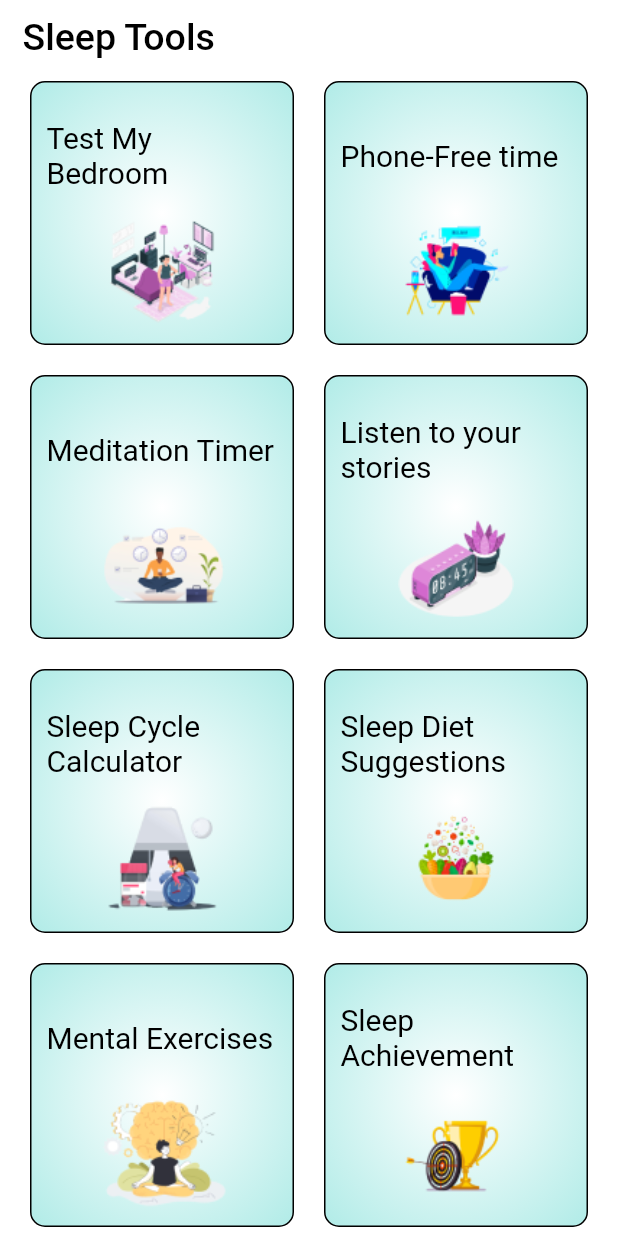
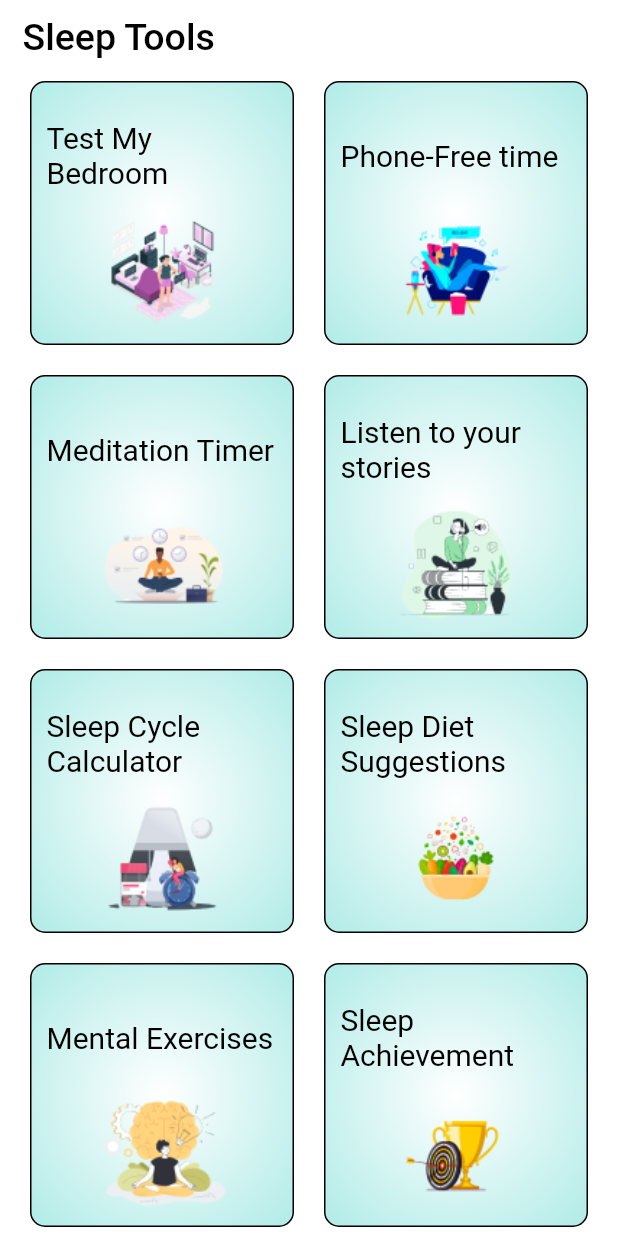
Before and after one commit to aditygrg2/shayan, a Flutter app: the MenuScreen screen opened by its route, on a phone screen of 412 x 824 dp. Run offline on Flutter 3.47's test engine with Material 2 defaults, Android fonts, the phone set to English and light mode, and no system bars; our stand-ins replace flutter_tts, percent_indicator; missing offline and left inert: health, light, volume_controller; network calls fail; Roboto replaces fonts that are missing (JejuGothic).

Commit message:
updated code

```diff
--- a/lib/screens/menu/menu_screen.dart
+++ b/lib/screens/menu/menu_screen.dart
@@ -18,7 +18,7 @@ class MenuScreen extends StatelessWidget {
     {'text': 'Meditation Timer', 'imagePath': 'assets/meditation_timer.png'},
     {
       'text': 'Listen to your stories',
-      'imagePath': 'assets/nap_timer.png',
+      'imagePath': 'assets/listen_to_your_stories.png',
       //'routes': TextToSpeechComponent.routeName
     },
     {
--- a/pubspec.yaml
+++ b/pubspec.yaml
@@ -76,7 +76,7 @@ flutter:
     - assets/form.gif
     - assets/meditation_timer.png
     - assets/mental_exercises.png
-    - assets/nap_timer.png
+    - assets/listen_to_your_stories.png
     - assets/phone_free.png
     - assets/podcasts_stories.png
     - assets/sleep_achievement.png
```
Also changed, not shown: assets/listen_to_your_stories.png (added).
